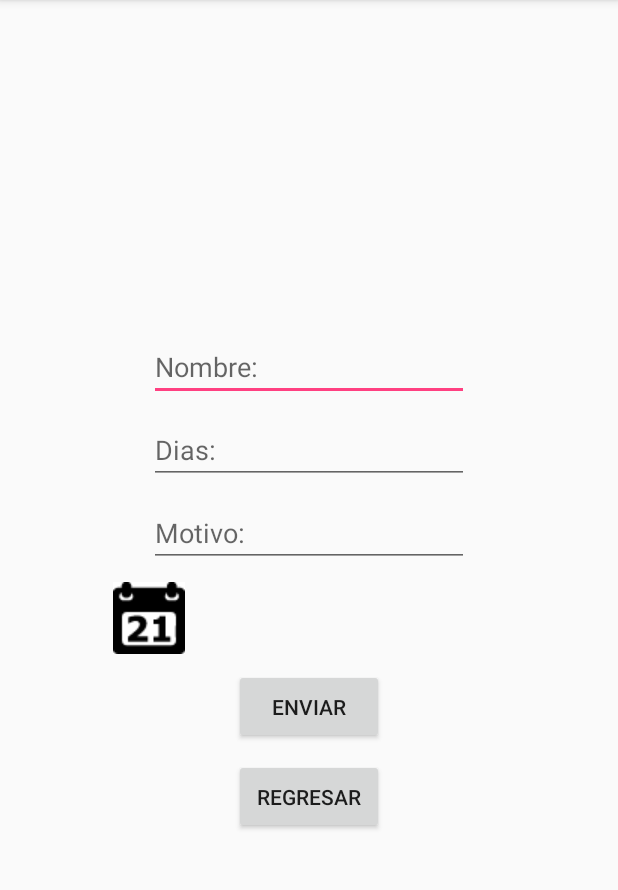
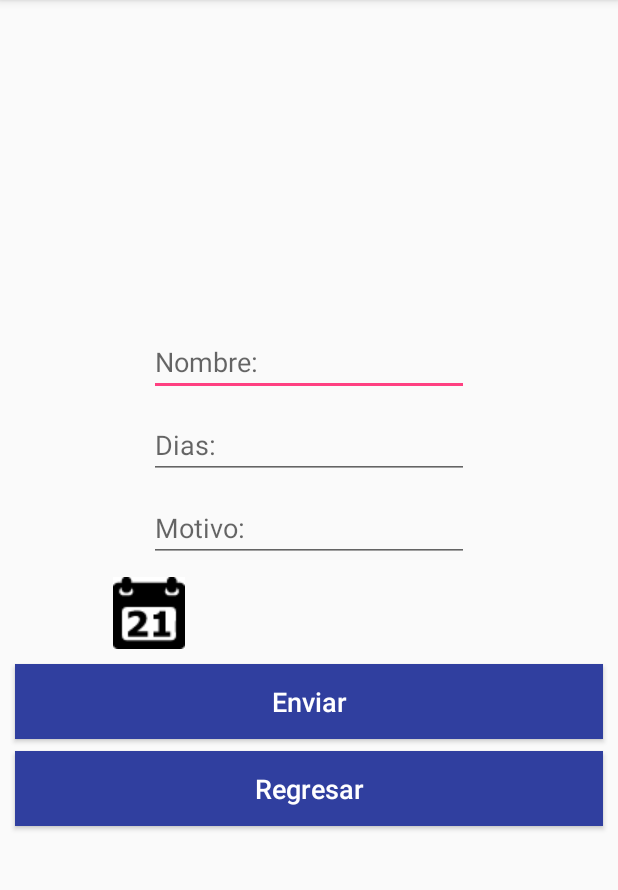
Before and after one commit to eqilibruim501/Sentrifugo-Movil, an Android app: the PedirVaciones screen opened directly, with no data from a screen before it, on a phone screen of 412 x 824 dp, the part 84-974 px from its top. Run offline under Robolectric (Android 15) with nearby library versions, the phone set to English and light mode, and no system bars; our stand-ins replace Firebase (no records; nobody signed in at launch, a user with empty details on screens opened directly).

```diff
--- a/Sentrifugo/app/src/main/AndroidManifest.xml
+++ b/Sentrifugo/app/src/main/AndroidManifest.xml
@@ -23,7 +23,8 @@
             android:name=".DatosUsuario"
             android:label="@string/title_activity_datos_usuario"
             android:theme="@style/AppTheme.NoActionBar" />
-        <activity android:name=".PedirVaciones"></activity>
+        <activity android:name=".PedirVaciones" />
+        <activity android:name=".MenuInicio"></activity>
     </application>
 
 </manifest>
--- a/Sentrifugo/app/src/main/java/com/example/frive/sentrifugo/DatosUsuario.java
+++ b/Sentrifugo/app/src/main/java/com/example/frive/sentrifugo/DatosUsuario.java
@@ -55,8 +55,8 @@ public class DatosUsuario extends AppCompatActivity {
         Regresar.setOnClickListener(new View.OnClickListener() {
             @Override
             public void onClick(View v) {
-                Intent intent=new Intent(DatosUsuario.this, MainActivity.class);
-
+                Intent intent=new Intent(DatosUsuario.this, MenuInicio.class);
+                intent.putExtra("correo",CorreoUsuario);
                 startActivity(intent);
             }
         });
--- a/Sentrifugo/app/src/main/res/layout/activity_pedir_vaciones.xml
+++ b/Sentrifugo/app/src/main/res/layout/activity_pedir_vaciones.xml
@@ -72,17 +72,33 @@
             </LinearLayout>
 
 
-            <Button android:layout_height="50dp"
-                android:layout_width="100dp"
+            <Button
                 android:id="@+id/solicitud"
-                android:layout_marginBottom="10dp"
                 android:layout_marginRight="10dp"
                 android:layout_marginLeft="10dp"
-                android:text="Enviar" />
-            <Button android:layout_height="50dp"
-                android:layout_width="100dp"
+                style="@style/Widget.AppCompat.Button.Colored"
+                android:layout_width="match_parent"
+                android:layout_height="50dp"
+                android:layout_marginBottom="8dp"
+                android:background="@color/colorPrimaryDark"
+                android:lineSpacingExtra="8sp"
+                android:text="Enviar"
+                android:textAllCaps="false"
+                android:textSize="18sp"/>
+
+            <Button
                 android:id="@+id/Regresar"
-                android:text="Regresar" />
+                android:layout_marginRight="10dp"
+                android:layout_marginLeft="10dp"
+                style="@style/Widget.AppCompat.Button.Colored"
+                android:layout_width="match_parent"
+                android:layout_height="50dp"
+                android:layout_marginBottom="8dp"
+                android:background="@color/colorPrimaryDark"
+                android:lineSpacingExtra="8sp"
+                android:text="Regresar"
+                android:textAllCaps="false"
+                android:textSize="18sp"/>
 
         </LinearLayout>
 
```
Also changed, not shown: Sentrifugo/app/src/main/java/com/example/frive/sentrifugo/MainActivity.java (+6 -6 lines), Sentrifugo/app/src/main/java/com/example/frive/sentrifugo/MenuInicio.java (added, +71 -0 lines), Sentrifugo/app/src/main/java/com/example/frive/sentrifugo/PedirVaciones.java (+4 -3 lines), Sentrifugo/app/src/main/res/layout/activity_datos_usuario.xml (+10 -3 lines), Sentrifugo/app/src/main/res/layout/activity_main.xml (+8 -9 lines), Sentrifugo/app/src/main/res/layout/activity_menu_inicio.xml (added, +88 -0 lines), Sentrifugo/app/src/main/res/values/strings.xml (+8 -0 lines).
